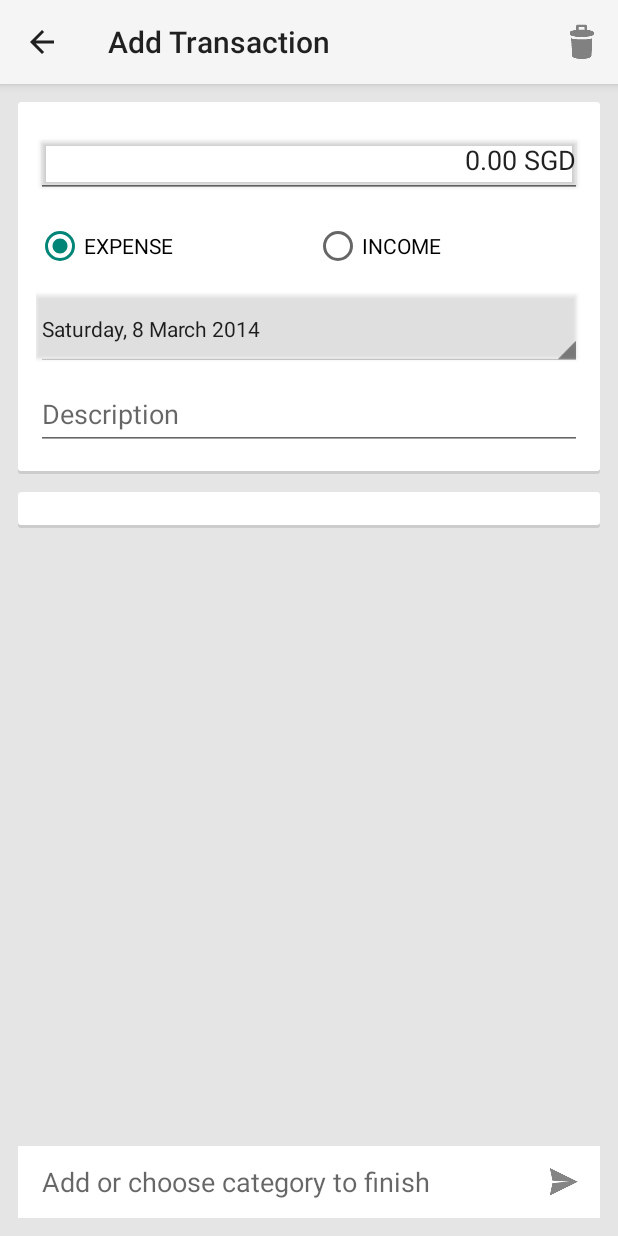
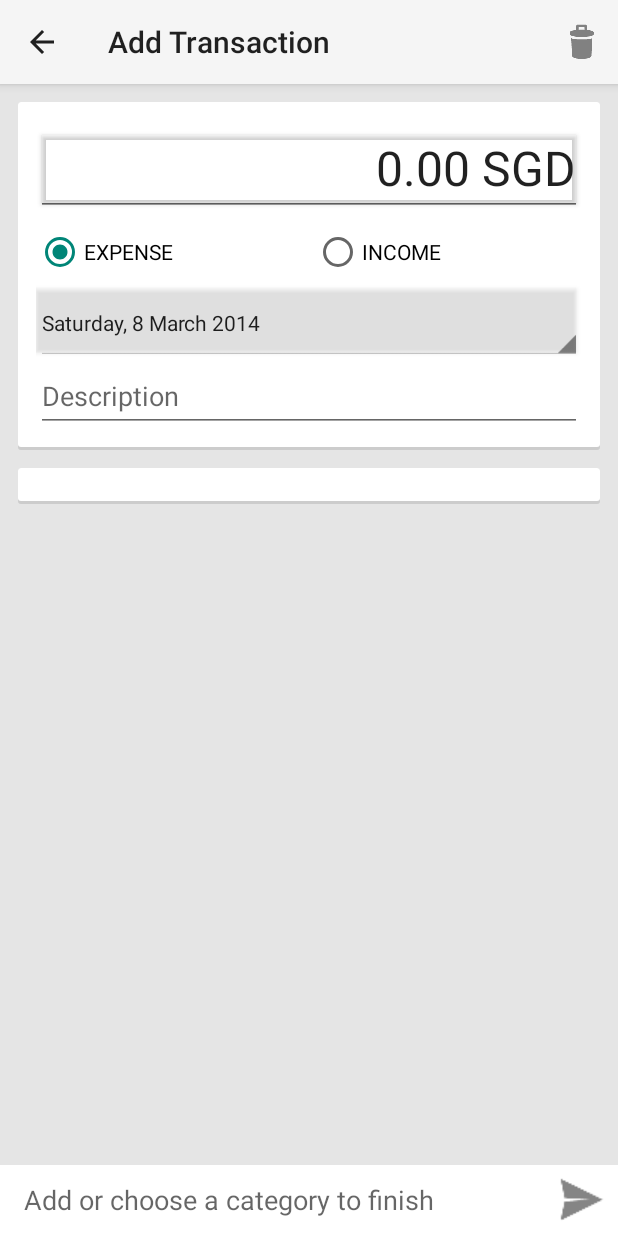
Before and after one commit to Lunion/Jotty, an Android app: the RecordFragment screen opened directly, with no data from a screen before it, on a phone screen of 412 x 824 dp. Run offline under Robolectric (Android 15) with nearby library versions, the phone set to English and light mode, and no system bars; libraries missing offline, so code that uses them is left out: com.doomonafireball.betterpickers, com.linearlistview; plain views replace LinearListView; 6 statements that could not run were skipped.

Commit message:
UI fixes in record fragment

```diff
--- a/JotCash/build.gradle
+++ b/JotCash/build.gradle
@@ -26,6 +26,7 @@ dependencies {
     compile 'com.android.support:support-v4:19.0.1'
     compile 'com.android.support:appcompat-v7:19.0.1'
     compile 'com.github.frankiesardo:linearlistview:1.0.1@aar'
+    compile 'com.nhaarman.listviewanimations:library:2.6.0'
     //    compile project(':libraries:swipelistview')
     compile("com.doomonafireball.betterpickers:library:1.5.2") {
         exclude group: 'com.android.support', module: 'support-v4'
--- a/JotCash/src/main/AndroidManifest.xml
+++ b/JotCash/src/main/AndroidManifest.xml
@@ -24,7 +24,6 @@
             android:authorities="com.lawenlerk.jotcash.provider" />
 
         <activity
-            android:windowSoftInputMode="adjustPan"
             android:name="com.lawenlerk.jotcash.RecordActivity"
             android:label="@string/add_a_transaction"
             android:parentActivityName="com.lawenlerk.jotcash.MainActivity">
--- a/JotCash/src/main/java/com/lawenlerk/jotcash/RecordFragment.java
+++ b/JotCash/src/main/java/com/lawenlerk/jotcash/RecordFragment.java
@@ -13,13 +13,16 @@ import android.support.v4.content.CursorLoader;
 import android.support.v4.content.Loader;
 import android.support.v4.widget.SimpleCursorAdapter;
 import android.util.Log;
+import android.view.KeyEvent;
 import android.view.LayoutInflater;
 import android.view.View;
 import android.view.ViewGroup;
+import android.view.inputmethod.EditorInfo;
 import android.widget.Button;
 import android.widget.EditText;
 import android.widget.ImageButton;
 import android.widget.RadioButton;
+import android.widget.TextView;
 import android.widget.Toast;
 
 import com.doomonafireball.betterpickers.calendardatepicker.CalendarDatePickerDialog;
@@ -52,7 +55,7 @@ public class RecordFragment extends Fragment
     RadioButton rbIncome;
     Button btDatePicker;
     EditText etDescription;
-    LinearListView flvCategoryPicker;
+    LinearListView llvCategoryPicker;
     EditText etCategorySearch;
     ImageButton ibCategoryAdd;
     SimpleCursorAdapter expenseAdapter;
@@ -126,12 +129,11 @@ public class RecordFragment extends Fragment
             // Set up description
             etDescription = (EditText) view.findViewById(R.id.etDescription);
 
-
             // Set up category list
-            flvCategoryPicker = (LinearListView) view.findViewById(R.id.flvCategoryPicker);
+            llvCategoryPicker = (LinearListView) view.findViewById(R.id.llvCategoryPicker);
             loadCategories();
 
-            flvCategoryPicker.setOnItemClickListener(new LinearListView.OnItemClickListener() {
+            llvCategoryPicker.setOnItemClickListener(new LinearListView.OnItemClickListener() {
                 @Override
                 public void onItemClick(LinearListView linearListView, View view, int position, long id) {
                     Log.d("RecordFragment", Long.toString(id));
@@ -151,18 +153,22 @@ public class RecordFragment extends Fragment
 
             // Set up category etCategorySearch
             etCategorySearch = (EditText) view.findViewById(R.id.etCategorySearch);
+            etCategorySearch.setOnEditorActionListener(new TextView.OnEditorActionListener() {
+                @Override
+                public boolean onEditorAction(TextView textView, int i, KeyEvent keyEvent) {
+                    if (i == EditorInfo.IME_ACTION_DONE || keyEvent.getKeyCode() == KeyEvent.KEYCODE_ENTER) {
+                        attemptSaveTransaction();
+                    }
+                    return false;
+                }
+            });
 
             // Set up category image button
             ibCategoryAdd = (ImageButton) view.findViewById(R.id.ibCategoryAdd);
             ibCategoryAdd.setOnClickListener(new View.OnClickListener() {
                 @Override
                 public void onClick(View view) {
-                    if (etCategorySearch.getText().toString().isEmpty()) {
-                        Toast.makeText(getActivity(), getString(R.string.category_prompt), Toast.LENGTH_SHORT).show();
-                    } else {
-                        transaction.category = etCategorySearch.getText().toString();
-                        saveTransaction(transaction);
-                    }
+                    attemptSaveTransaction();
                 }
             });
 
@@ -223,6 +229,15 @@ public class RecordFragment extends Fragment
 
 
         return view;
+    }
+
+    private void attemptSaveTransaction() {
+        if (etCategorySearch.getText().toString().isEmpty()) {
+            Toast.makeText(getActivity(), getString(R.string.category_prompt), Toast.LENGTH_SHORT).show();
+        } else {
+            transaction.category = etCategorySearch.getText().toString();
+            saveTransaction(transaction);
+        }
     }
 
     private void launchCalendarDatePicker() {
@@ -315,6 +330,7 @@ public class RecordFragment extends Fragment
 
     private void setCategory(String category) {
         transaction.category = category;
+        etCategorySearch.setText(transaction.category);
     }
 
     private void loadCategories() {
@@ -386,9 +402,9 @@ public class RecordFragment extends Fragment
     public void updateCategoryPicker() {
         // Workaround to solve issue of nullpointerexception if setAdapter before cursor is fully swapped and parsed
         if (expenseAdapterSwapped && transaction.type.equals(Transaction.EXPENSE)) {
-            flvCategoryPicker.setAdapter(expenseAdapter);
+            llvCategoryPicker.setAdapter(expenseAdapter);
         } else if (incomeAdapterSwapped && transaction.type.equals(Transaction.INCOME)) {
-            flvCategoryPicker.setAdapter(incomeAdapter);
+            llvCategoryPicker.setAdapter(incomeAdapter);
         }
     }
 
@@ -490,10 +506,12 @@ public class RecordFragment extends Fragment
         String[] projection = {
                 TransactionsTable.CATEGORY + " AS _id",
                 TransactionsTable.CATEGORY,
+                TransactionsTable.TYPE,
+                TransactionsTable.TIME_CREATED
         };
         String selection;
         String[] selectionArgs;
-        String sortOrder = "MAX(" + TransactionsTable.TIME_CREATED + ") DESC";
+        String sortOrder = TransactionsTable.TIME_CREATED + " DESC";
 
         switch (id) {
             case EXPENSE:
--- a/JotCash/src/main/java/com/lawenlerk/jotcash/database/CustomCategoriesTable.java
+++ b/JotCash/src/main/java/com/lawenlerk/jotcash/database/CustomCategoriesTable.java
@@ -15,6 +15,7 @@ public class CustomCategoriesTable {
     public static final String ITEM_NAME = "custom_category";
 
     public static final String ID = "_id";
+    public static final String TIME_CREATED = "time_created";
     public static final String TYPE = "type";
     public static final String CATEGORY = "category";
 
@@ -22,6 +23,7 @@ public class CustomCategoriesTable {
     private static final String SQL_CREATE_TABLE = "CREATE TABLE " +
             TABLE_NAME + " (" +
             ID + " INTEGER PRIMARY KEY AUTOINCREMENT, " +
+            TIME_CREATED + " TEXT, " +
             TYPE + " TEXT NOT NULL, " +
             CATEGORY + " TEXT NOT NULL);";
 
--- /dev/null
+++ b/JotCash/src/main/res/drawable/element_float.xml
@@ -0,0 +1,21 @@
+<?xml version="1.0" encoding="utf-8"?>
+
+<layer-list xmlns:android="http://schemas.android.com/apk/res/android">
+    <item>
+        <shape
+            android:dither="true"
+            android:shape="rectangle">
+            <solid android:color="@color/card_background" />
+        </shape>
+    </item>
+
+    <item android:top="1dp">
+        <shape
+            android:dither="true"
+            android:shape="rectangle">
+            <solid android:color="@android:color/white" />
+        </shape>
+
+    </item>
+
+</layer-list>
--- a/JotCash/src/main/res/layout-v14/record_fragment.xml
+++ b/JotCash/src/main/res/layout-v14/record_fragment.xml
@@ -1,15 +1,17 @@
 <RelativeLayout xmlns:android="http://schemas.android.com/apk/res/android"
+    xmlns:app="http://schemas.android.com/apk/res-auto"
     android:id="@+id/record_fragment"
     android:layout_width="match_parent"
     android:layout_height="match_parent"
-    android:background="#e5e5e5"
+    android:background="@color/card_background"
     android:focusable="true"
     android:focusableInTouchMode="true">
 
 
     <ScrollView
         android:layout_width="fill_parent"
-        android:layout_height="fill_parent">
+        android:layout_height="fill_parent"
+        android:layout_above="@+id/rlCategorySearch">
 
         <LinearLayout
             android:layout_width="fill_parent"
@@ -19,30 +21,26 @@
             <LinearLayout
                 android:id="@+id/llTransactionDetails"
                 style="@style/card"
-                android:padding="@dimen/card_padding"
                 android:layout_width="fill_parent"
                 android:layout_height="wrap_content"
-                android:orientation="vertical">
+                android:orientation="vertical"
+                android:padding="@dimen/card_padding">
 
                 <Button
                     android:id="@+id/etAmount"
                     style="@android:style/Widget.Holo.Light.EditText"
                     android:layout_width="fill_parent"
-                    android:layout_height="@dimen/touchables_min_length"
-                    android:layout_marginBottom="@dimen/vertical_margin_min"
-                    android:layout_marginTop="@dimen/vertical_margin_min"
-                    android:ems="10"
+                    android:layout_height="wrap_content"
                     android:focusable="false"
                     android:gravity="right"
                     android:hint="@string/amount"
-                    android:singleLine="true" />
+                    android:singleLine="true"
+                    android:textSize="32sp" />
 
                 <RadioGroup
                     android:id="@+id/rgType"
                     android:layout_width="fill_parent"
                     android:layout_height="@dimen/touchables_min_length"
-                    android:layout_marginBottom="@dimen/vertical_margin_min"
-                    android:layout_marginTop="@dimen/vertical_margin_min"
                     android:orientation="horizontal">
 
                     <RadioButton
@@ -66,51 +64,49 @@
                     style="@android:style/Widget.Holo.Light.Spinner"
                     android:layout_width="fill_parent"
                     android:layout_height="@dimen/touchables_min_length"
-                    android:layout_marginBottom="@dimen/vertical_margin_min"
-                    android:layout_marginTop="@dimen/vertical_margin_min"
                     android:text="@string/date_picker_placeholder" />
 
                 <EditText
                     android:id="@+id/etDescription"
                     android:layout_width="fill_parent"
                     android:layout_height="@dimen/touchables_min_length"
-                    android:layout_marginBottom="@dimen/vertical_margin_min"
-                    android:layout_marginTop="@dimen/vertical_margin_min"
+                    android:capitalize="sentences"
                     android:hint="@string/description" />
 
 
             </LinearLayout>
 
             <com.linearlistview.LinearListView
-                android:id="@+id/flvCategoryPicker"
+                android:id="@+id/llvCategoryPicker"
                 style="@style/card"
-                android:padding="@dimen/card_padding"
-                android:minHeight="@dimen/touchables_min_length"
                 android:layout_width="fill_parent"
                 android:layout_height="wrap_content"
-                android:layout_marginBottom="52dp"
-                android:orientation="vertical" />
+                android:layout_marginBottom="@dimen/card_margin"
+                android:divider="@color/default_divider_color_light"
+                android:minHeight="@dimen/touchables_min_length"
+                android:orientation="vertical"
+                android:padding="@dimen/card_padding"
+                android:showDividers="middle"
+                app:dividerThickness="@dimen/divider_thickness" />
         </LinearLayout>
     </ScrollView>
 
     <RelativeLayout
         android:id="@+id/rlCategorySearch"
-        style="@style/card"
         android:layout_width="wrap_content"
         android:layout_height="@dimen/touchables_min_length"
-        android:layout_marginBottom="@dimen/card_padding"
         android:layout_alignParentBottom="true">
 
         <EditText
             android:id="@+id/etCategorySearch"
             android:layout_width="fill_parent"
             android:layout_height="@dimen/touchables_min_length"
+            android:background="@drawable/element_float"
+            android:capitalize="sentences"
             android:hint="@string/choose_category"
-            android:background="@android:color/white"
             android:paddingLeft="@dimen/activity_horizontal_margin"
             android:paddingRight="@dimen/touchables_min_length"
-            android:singleLine="true"
-            android:capitalize="sentences" />
+            android:singleLine="true" />
 
         <ImageButton
             android:id="@+id/ibCategoryAdd"
@@ -120,7 +116,9 @@
             android:layout_centerVertical="true"
             android:background="@drawable/imagebutton_highlight"
             android:contentDescription="@string/add"
-            android:src="@drawable/ic_action_send_now" />
+            android:src="@drawable/ic_action_send_now"
+            android:cropToPadding="false"
+            android:scaleType="fitXY" />
 
     </RelativeLayout>
 
--- a/JotCash/src/main/res/layout/record_fragment.xml
+++ b/JotCash/src/main/res/layout/record_fragment.xml
@@ -79,7 +79,7 @@
             </LinearLayout>
 
             <LinearLayout
-                android:id="@+id/flvCategoryPicker"
+                android:id="@+id/llvCategoryPicker"
                 style="@style/card"
                 android:padding="@dimen/card_padding"
                 android:minHeight="@dimen/touchables_min_length"
--- a/JotCash/src/main/res/values/colors.xml
+++ b/JotCash/src/main/res/values/colors.xml
@@ -2,4 +2,5 @@
 <resources>
     <color name="ib_pressed">#1A000000</color>
     <color name="ib_focused">#77000000</color>
+    <color name="card_background">#FFE5E5E5</color>
 </resources>
--- a/JotCash/src/main/res/values/dimens.xml
+++ b/JotCash/src/main/res/values/dimens.xml
@@ -7,5 +7,6 @@
     <dimen name="edit_text_padding">48dp</dimen>
     <dimen name="card_margin">12dp</dimen>
     <dimen name="card_padding">12dp</dimen>
+    <dimen name="divider_thickness">1dp</dimen>
 
 </resources>
--- a/JotCash/src/main/res/values/strings.xml
+++ b/JotCash/src/main/res/values/strings.xml
@@ -11,7 +11,7 @@
     <string name="today">Today</string>
     <string name="custom">Custom</string>
     <string name="date_picker_placeholder">Date Picker</string>
-    <string name="choose_category">Add or choose category to finish</string>
+    <string name="choose_category">Add or choose a category to finish</string>
     <string name="date_format">EEEE, d MMMM yyyy</string>
     <string name="loading">Loading…</string>
     <string name="action_add_transaction">Add Transaction</string>
--- a/JotCash/src/main/res/values/styles.xml
+++ b/JotCash/src/main/res/values/styles.xml
@@ -12,5 +12,10 @@
         <item name="android:layout_marginRight">@dimen/card_margin</item>
     </style>
 
+    <style name="card_floating" parent="card">
+        <item name="android:background">@drawable/card_background_floating_ninepatch</item>
+        <item name="android:layout_marginLeft">2dp</item>
+        <item name="android:layout_marginRight">2dp</item>
+    </style>
 
 </resources>
--- a/build.gradle
+++ b/build.gradle
@@ -5,7 +5,7 @@ buildscript {
         mavenCentral()
     }
     dependencies {
-        classpath 'com.android.tools.build:gradle:0.8.+'
+        classpath 'com.android.tools.build:gradle:0.9.+'
     }
 }
 
--- a/libraries/swipelistview/build.gradle
+++ b/libraries/swipelistview/build.gradle
@@ -3,7 +3,7 @@ buildscript {
         mavenCentral()
     }
     dependencies {
-        classpath 'com.android.tools.build:gradle:0.8.+'
+        classpath 'com.android.tools.build:gradle:0.9.+'
     }
 }
 
@@ -11,7 +11,7 @@ apply plugin: 'android-library'
 
 dependencies {
     compile 'com.android.support:support-v4:19.0.+'
-	compile files ('libs/nineoldandroids-2.4.0.jar')
+    compile files('libs/nineoldandroids-2.4.0.jar')
 }
 
 android {
```
Also changed, not shown: JotCash/src/main/java/com/lawenlerk/jotcash/provider/EntriesProvider.java (+14 -7 lines), JotCash/src/main/res/drawable/card_floating_background.xml (added, +26 -0 lines), JotCash/src/main/res/drawable/card_background_floating_ninepatch.9.png (added), gradle/wrapper/gradle-wrapper.properties, 2 other files. Lines whose indentation alone changed are shown as unchanged.
